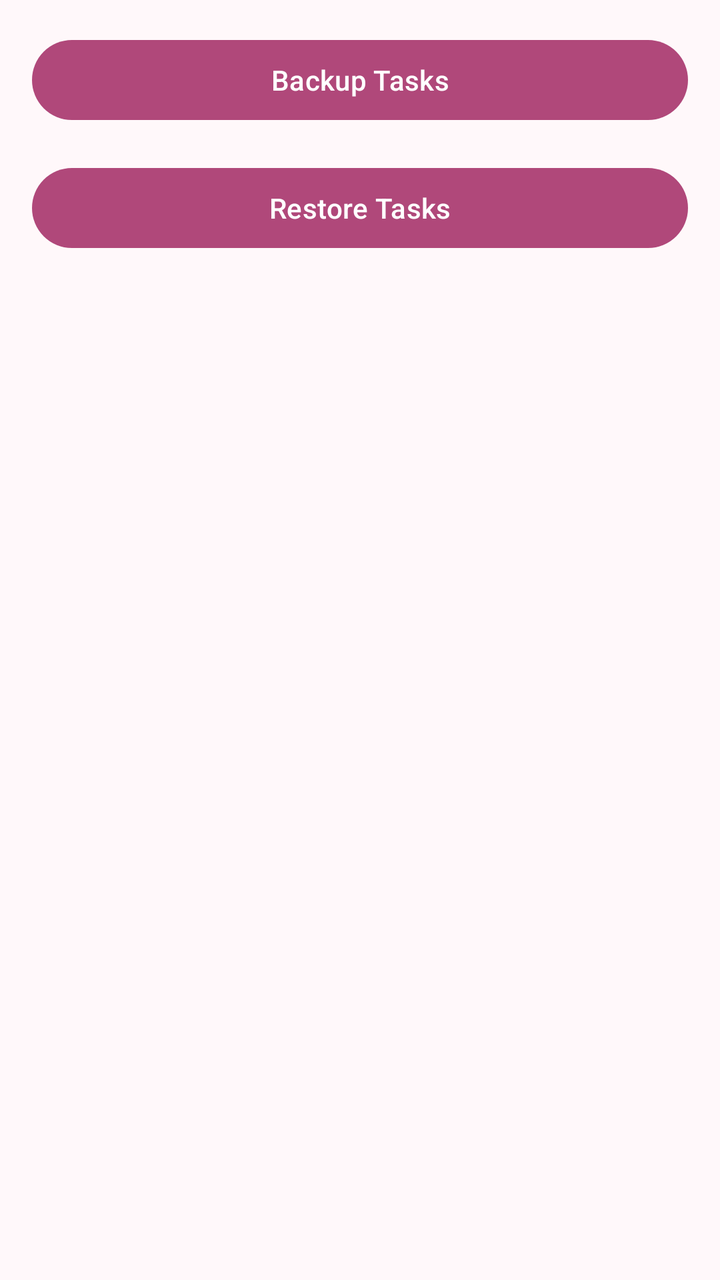
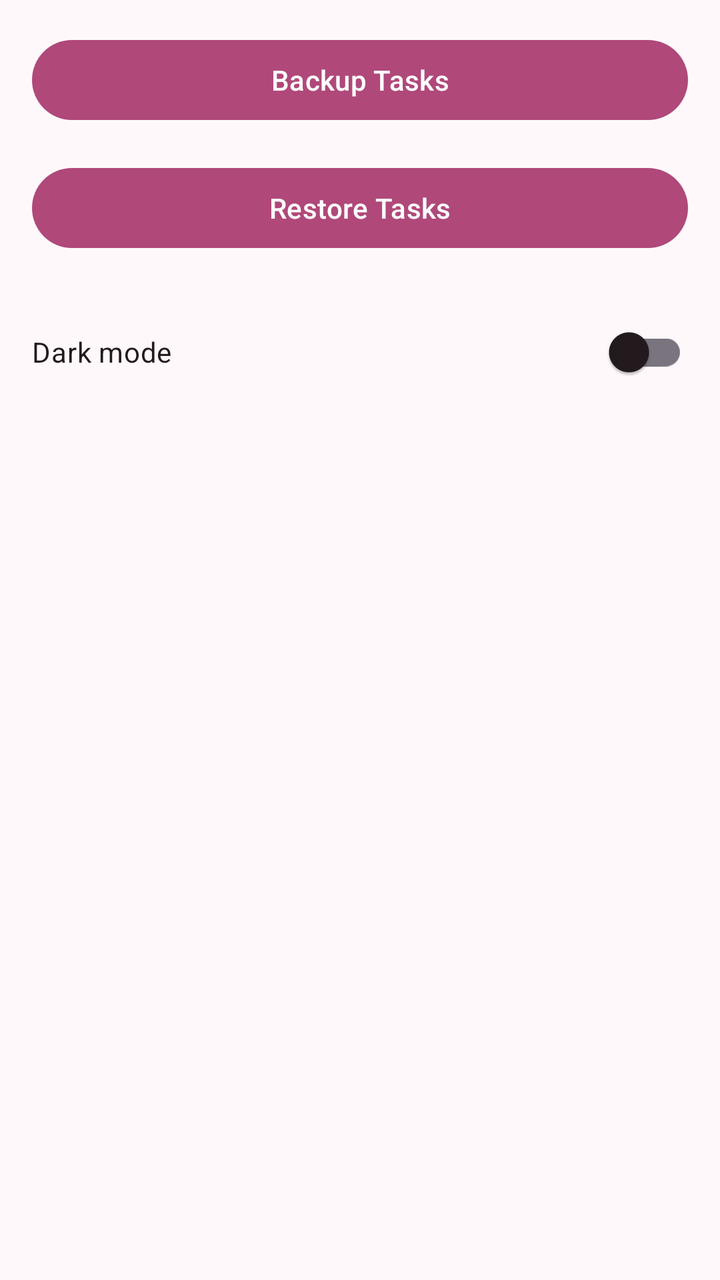

Compare the two renders of this Android layout. The source of the first and the diff that turns it into the second are given below.
<!-- AndroidManifest.xml: application theme Theme.NoteToSelf -->
<!-- res/layout/fragment_settings.xml -->
<?xml version="1.0" encoding="utf-8"?>
<androidx.constraintlayout.widget.ConstraintLayout xmlns:android="http://schemas.android.com/apk/res/android"
    xmlns:app="http://schemas.android.com/apk/res-auto"
    xmlns:tools="http://schemas.android.com/tools"
    android:id="@+id/frameLayout"
    android:layout_width="match_parent"
    android:layout_height="match_parent"
    android:background="@color/nts_background">

    <Button
        android:id="@+id/btnBackup"
        android:layout_width="0dp"
        android:layout_height="wrap_content"
        android:layout_marginStart="16dp"
        android:layout_marginTop="16dp"
        android:layout_marginEnd="16dp"
        android:text="@string/backup_tasks"
        app:layout_constraintEnd_toEndOf="parent"
        app:layout_constraintStart_toStartOf="parent"
        app:layout_constraintTop_toTopOf="parent" />

    <Button
        android:id="@+id/btnRestore"
        android:layout_width="0dp"
        android:layout_height="wrap_content"
        android:layout_marginStart="16dp"
        android:layout_marginTop="16dp"
        android:layout_marginEnd="16dp"
        android:text="@string/restore_tasks"
        app:layout_constraintEnd_toEndOf="parent"
        app:layout_constraintStart_toStartOf="parent"
        app:layout_constraintTop_toBottomOf="@+id/btnBackup" />

</androidx.constraintlayout.widget.ConstraintLayout>
<!-- resources referenced by this layout -->
<resources>
  <color name="nts_background">#FFF8FA</color>
  <string name="backup_tasks">Backup Tasks</string>
  <string name="restore_tasks">Restore Tasks</string>
  <style name="Theme.NoteToSelf" parent="Base.Theme.NoteToSelf" />
  <style name="Base.Theme.NoteToSelf" parent="Theme.Material3.DayNight.NoActionBar">
          <item name="colorPrimary">@color/nts_accent</item>
          <item name="colorOnPrimary">@color/nts_on_accent</item>
          <item name="colorPrimaryContainer">@color/nts_accent_container</item>
          <item name="colorOnPrimaryContainer">@color/nts_on_accent_container</item>
          <item name="colorSecondaryContainer">@color/nts_accent_container</item>
          <item name="colorOnSecondaryContainer">@color/nts_on_accent_container</item>
          <item name="colorSurface">@color/nts_surface</item>
          <item name="colorOnSurface">@color/nts_text_primary</item>
          <item name="android:colorBackground">@color/nts_background</item>
      </style>
  <color name="nts_accent">#B0487A</color>
  <color name="nts_on_accent">#FFFFFF</color>
  <color name="nts_accent_container">#FFD9E6</color>
  <color name="nts_on_accent_container">#3A1B2A</color>
  <color name="nts_surface">#FFFFFF</color>
  <color name="nts_text_primary">#231A1E</color>
</resources>

<!-- the commit's change to res/layout/fragment_settings.xml (unified diff, before → after) -->
@@ -31,4 +31,17 @@
         app:layout_constraintStart_toStartOf="parent"
         app:layout_constraintTop_toBottomOf="@+id/btnBackup" />
 
+    <com.google.android.material.switchmaterial.SwitchMaterial
+        android:id="@+id/switchDarkMode"
+        android:layout_width="0dp"
+        android:layout_height="wrap_content"
+        android:layout_marginStart="16dp"
+        android:layout_marginTop="24dp"
+        android:layout_marginEnd="16dp"
+        android:text="@string/dark_mode"
+        android:textColor="@color/nts_text_primary"
+        app:layout_constraintEnd_toEndOf="parent"
+        app:layout_constraintStart_toStartOf="parent"
+        app:layout_constraintTop_toBottomOf="@+id/btnRestore" />
+
 </androidx.constraintlayout.widget.ConstraintLayout>
<!-- resource entries referenced after the edit -->
@@ -2,6 +2,7 @@
 <resources>
   <color name="nts_background">#FFF8FA</color>
   <string name="backup_tasks">Backup Tasks</string>
+  <string name="dark_mode">Dark mode</string>
   <string name="restore_tasks">Restore Tasks</string>
   <style name="Theme.NoteToSelf" parent="Base.Theme.NoteToSelf" />
   <style name="Base.Theme.NoteToSelf" parent="Theme.Material3.DayNight.NoActionBar">
